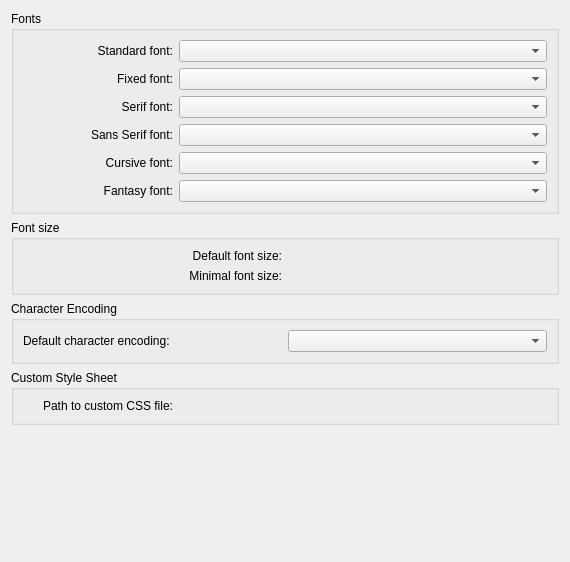
First picture: the form in src/settings/settings_appearance.ui, repository KDE/rekonq, before the edit.
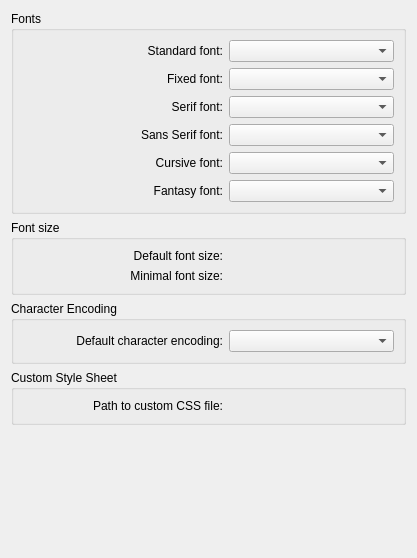
Second picture: the form after the edit. Custom widgets are drawn as their Qt base class.

Commit message:
"Clean up" Appearance settings widget
The easiest solution I found is fixing a width for the labels.
Hope it will be good

```diff
--- a/src/settings/settings_appearance.ui
+++ b/src/settings/settings_appearance.ui
@@ -6,8 +6,8 @@
    <rect>
     <x>0</x>
     <y>0</y>
-    <width>570</width>
-    <height>562</height>
+    <width>417</width>
+    <height>558</height>
    </rect>
   </property>
   <property name="windowTitle">
@@ -25,14 +25,14 @@
         <item row="0" column="0">
          <widget class="QLabel" name="label">
           <property name="sizePolicy">
-           <sizepolicy hsizetype="Maximum" vsizetype="Preferred">
+           <sizepolicy hsizetype="Fixed" vsizetype="Preferred">
             <horstretch>0</horstretch>
             <verstretch>0</verstretch>
            </sizepolicy>
           </property>
           <property name="minimumSize">
            <size>
-            <width>150</width>
+            <width>200</width>
             <height>0</height>
            </size>
           </property>
@@ -47,14 +47,14 @@
         <item row="1" column="0">
          <widget class="QLabel" name="label_2">
           <property name="sizePolicy">
-           <sizepolicy hsizetype="Maximum" vsizetype="Preferred">
+           <sizepolicy hsizetype="Fixed" vsizetype="Preferred">
             <horstretch>0</horstretch>
             <verstretch>0</verstretch>
            </sizepolicy>
           </property>
           <property name="minimumSize">
            <size>
-            <width>150</width>
+            <width>200</width>
             <height>0</height>
            </size>
           </property>
@@ -68,6 +68,18 @@
         </item>
         <item row="2" column="0">
          <widget class="QLabel" name="label_3">
+          <property name="sizePolicy">
+           <sizepolicy hsizetype="Fixed" vsizetype="Preferred">
+            <horstretch>0</horstretch>
+            <verstretch>0</verstretch>
+           </sizepolicy>
+          </property>
+          <property name="minimumSize">
+           <size>
+            <width>200</width>
+            <height>0</height>
+           </size>
+          </property>
           <property name="text">
            <string>Serif font:</string>
           </property>
@@ -81,6 +93,18 @@
         </item>
         <item row="3" column="0">
          <widget class="QLabel" name="label_6">
+          <property name="sizePolicy">
+           <sizepolicy hsizetype="Fixed" vsizetype="Preferred">
+            <horstretch>0</horstretch>
+            <verstretch>0</verstretch>
+           </sizepolicy>
+          </property>
+          <property name="minimumSize">
+           <size>
+            <width>200</width>
+            <height>0</height>
+           </size>
+          </property>
           <property name="text">
            <string>Sans Serif font:</string>
           </property>
@@ -100,6 +124,18 @@
         </item>
         <item row="4" column="0">
          <widget class="QLabel" name="label_7">
+          <property name="sizePolicy">
+           <sizepolicy hsizetype="Fixed" vsizetype="Preferred">
+            <horstretch>0</horstretch>
+            <verstretch>0</verstretch>
+           </sizepolicy>
+          </property>
+          <property name="minimumSize">
+           <size>
+            <width>200</width>
+            <height>0</height>
+           </size>
+          </property>
           <property name="text">
            <string>Cursive font:</string>
           </property>
@@ -113,6 +149,18 @@
         </item>
         <item row="5" column="0">
          <widget class="QLabel" name="label_8">
+          <property name="sizePolicy">
+           <sizepolicy hsizetype="Fixed" vsizetype="Preferred">
+            <horstretch>0</horstretch>
+            <verstretch>0</verstretch>
+           </sizepolicy>
+          </property>
+          <property name="minimumSize">
+           <size>
+            <width>200</width>
+            <height>0</height>
+           </size>
+          </property>
           <property name="text">
            <string>Fantasy font:</string>
           </property>
@@ -138,14 +186,14 @@
       <item row="0" column="0">
        <widget class="QLabel" name="label_9">
         <property name="sizePolicy">
-         <sizepolicy hsizetype="Preferred" vsizetype="Preferred">
+         <sizepolicy hsizetype="Fixed" vsizetype="Preferred">
           <horstretch>0</horstretch>
           <verstretch>0</verstretch>
          </sizepolicy>
         </property>
         <property name="minimumSize">
          <size>
-          <width>150</width>
+          <width>200</width>
           <height>0</height>
          </size>
         </property>
@@ -163,14 +211,14 @@
       <item row="1" column="0">
        <widget class="QLabel" name="label_4">
         <property name="sizePolicy">
-         <sizepolicy hsizetype="Preferred" vsizetype="Preferred">
+         <sizepolicy hsizetype="Fixed" vsizetype="Preferred">
           <horstretch>0</horstretch>
           <verstretch>0</verstretch>
          </sizepolicy>
         </property>
         <property name="minimumSize">
          <size>
-          <width>150</width>
+          <width>200</width>
           <height>0</height>
          </size>
         </property>
@@ -196,9 +244,24 @@
      <layout class="QHBoxLayout" name="horizontalLayout_2">
       <item>
        <widget class="QLabel" name="label_10">
+        <property name="sizePolicy">
+         <sizepolicy hsizetype="Fixed" vsizetype="Preferred">
+          <horstretch>0</horstretch>
+          <verstretch>0</verstretch>
+         </sizepolicy>
+        </property>
+        <property name="minimumSize">
+         <size>
+          <width>200</width>
+          <height>0</height>
+         </size>
+        </property>
         <property name="text">
          <string>Default character encoding:</string>
         </property>
+        <property name="alignment">
+         <set>Qt::AlignRight|Qt::AlignTrailing|Qt::AlignVCenter</set>
+        </property>
        </widget>
       </item>
       <item>
@@ -218,9 +281,15 @@
       </property>
       <item row="0" column="0">
        <widget class="QLabel" name="label_5">
+        <property name="sizePolicy">
+         <sizepolicy hsizetype="Fixed" vsizetype="Preferred">
+          <horstretch>0</horstretch>
+          <verstretch>0</verstretch>
+         </sizepolicy>
+        </property>
         <property name="minimumSize">
          <size>
-          <width>150</width>
+          <width>200</width>
           <height>0</height>
          </size>
         </property>
```
